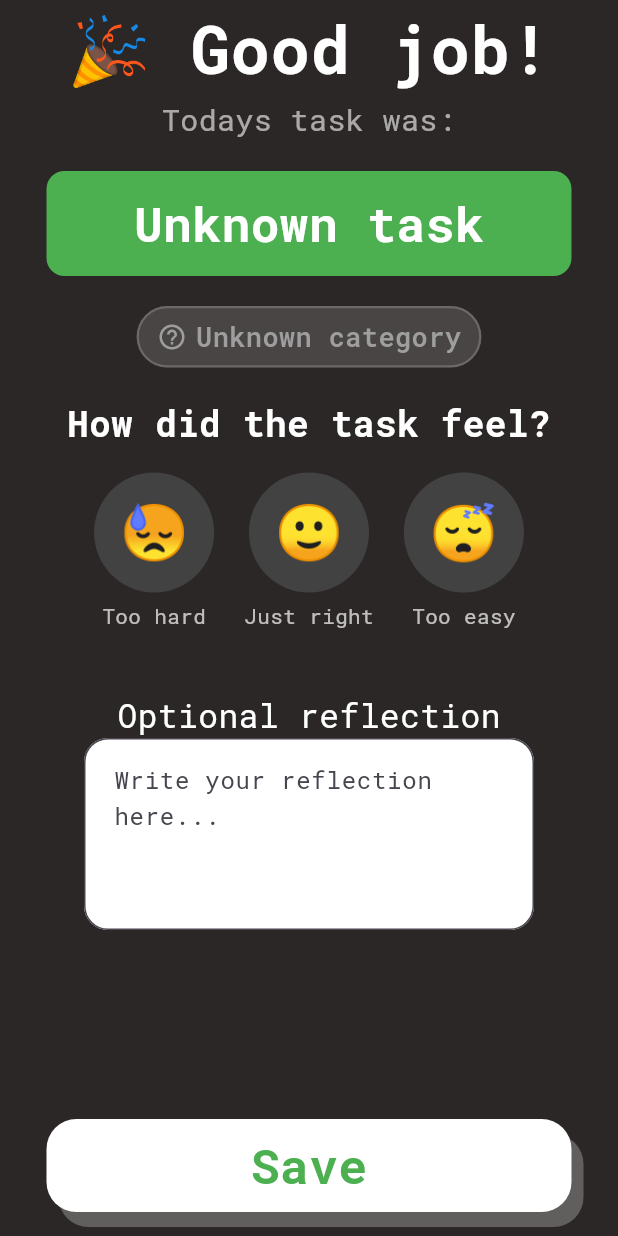
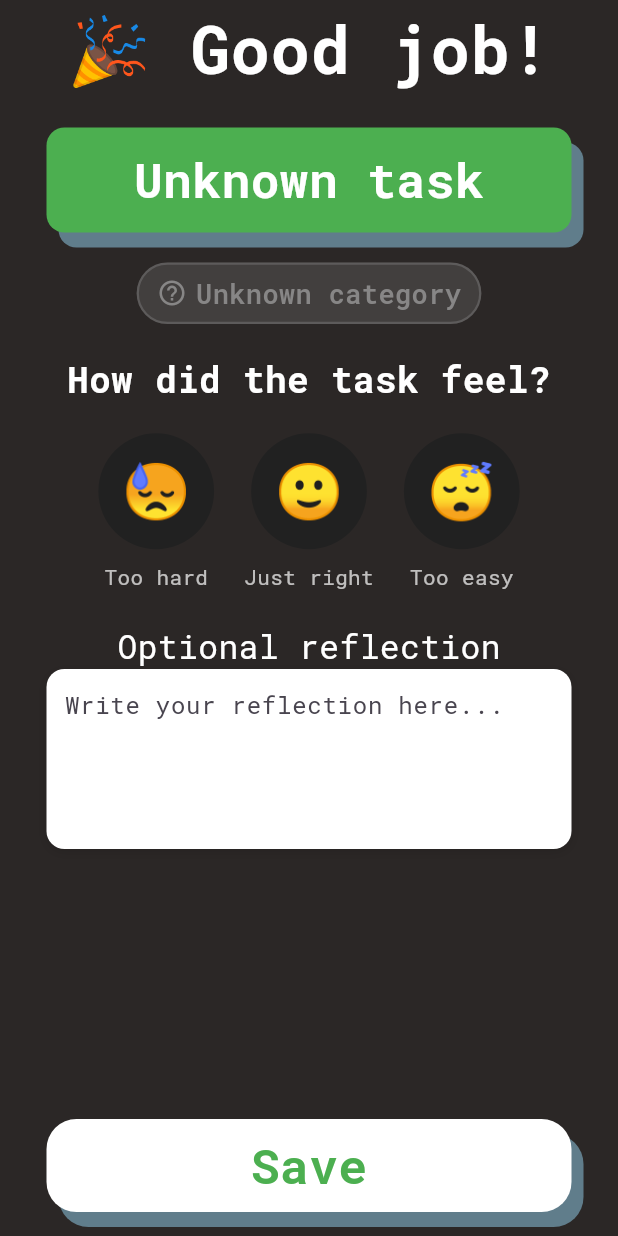
Before and after one commit to temevh/betterbrain, a Flutter app: the SuccessScreen screen opened by its route, on a phone screen of 412 x 824 dp. Run offline on Flutter 3.47's test engine with Material 3 defaults, Android fonts, the light colour scheme and no system bars; our stand-ins replace cloud_firestore, firebase_core, table_calendar; missing offline and left inert: dart:ffi; accounts and stored records are empty; generated files the repository leaves out were written again.

Commit message:
a bit nicer success screen i guess?

```diff
--- a/lib/buttons/save_btn.dart
+++ b/lib/buttons/save_btn.dart
@@ -41,7 +41,7 @@ class _SaveBtnState extends State<SaveBtn> {
             borderRadius: BorderRadius.circular(20),
             boxShadow: [
               BoxShadow(
-                color: const Color.fromARGB(255, 97, 94, 94),
+                color: Colors.blueGrey,
                 offset: _isPressed ? const Offset(2, 3) : const Offset(8, 10),
                 blurRadius: 0,
               ),
--- a/lib/screens/success_screen.dart
+++ b/lib/screens/success_screen.dart
@@ -97,6 +97,7 @@ class _SuccessScreenState extends State<SuccessScreen> {
                         fontWeight: FontWeight.bold,
                       ),
                     ),
+                    /*
                     Opacity(
                       opacity: 0.6,
                       child: const Text(
@@ -104,12 +105,19 @@ class _SuccessScreenState extends State<SuccessScreen> {
                         textAlign: TextAlign.center,
                         style: TextStyle(fontSize: 20),
                       ),
-                    ),
+                    ),*/
                     SizedBox(height: 20),
                     Container(
                       decoration: BoxDecoration(
                         color: Colors.green,
                         borderRadius: BorderRadius.all(Radius.circular(12)),
+                        boxShadow: [
+                          BoxShadow(
+                            color: Colors.blueGrey,
+                            offset: const Offset(8, 10),
+                            blurRadius: 0,
+                          ),
+                        ],
                       ),
                       width: 350,
                       child: Column(
@@ -129,7 +137,9 @@ class _SuccessScreenState extends State<SuccessScreen> {
                       ),
                     ),
                     SizedBox(height: 20),
-                    Container(
+                    Opacity(
+                      opacity: 0.8,
+                      child: Container(
                         padding: const EdgeInsets.symmetric(
                           horizontal: 12,
                           vertical: 6,
@@ -162,13 +172,14 @@ class _SuccessScreenState extends State<SuccessScreen> {
                           ],
                         ),
                       ),
+                    ),
                     const SizedBox(height: 20),
 
                     FeedbackRow(
                       selectedFeedback: selectedFeedback,
                       onFeedbackSelected: _onFeedbackSelected,
                     ),
-                    const SizedBox(height: 40),
+                    const SizedBox(height: 20),
                     Reflection(onChanged: _onReflectionTextChanged),
                   ],
                 ),
--- a/lib/widgets/Reflection.dart
+++ b/lib/widgets/Reflection.dart
@@ -17,21 +17,27 @@ class _ReflectionState extends State<Reflection> {
         const Text("Optional reflection", style: TextStyle(fontSize: 22)),
 
         Center(
-          child: SizedBox(
-            width: 300, // adjust width to make it narrower
+          child: Container(
+            width: 350,
+            decoration: BoxDecoration(
+              color: Colors.white,
+              borderRadius: BorderRadius.circular(12),
+              boxShadow: [
+                BoxShadow(
+                  color: Colors.black12,
+                  blurRadius: 6,
+                  offset: Offset(0, 2),
+                ),
+              ],
+            ),
             child: TextField(
-              decoration: InputDecoration(
-                contentPadding: const EdgeInsets.all(16),
-                border: OutlineInputBorder(
-                  borderRadius: BorderRadius.circular(16), // rounded corners
-                ),
-                hintText: 'Write your reflection here...',
-                filled: true,
-                fillColor: Colors.white,
+              maxLines: 4,
+              decoration: const InputDecoration(
+                border: InputBorder.none,
+                hintText: "Write your reflection here...",
+                contentPadding: EdgeInsets.all(12),
               ),
-              style: TextStyle(color: Colors.black),
               onChanged: widget.onChanged,
-              maxLines: 4,
             ),
           ),
         ),
--- a/lib/widgets/feedback_row.dart
+++ b/lib/widgets/feedback_row.dart
@@ -73,21 +73,25 @@ class _FeedbackButton extends StatelessWidget {
     return Column(
       children: [
         GestureDetector(
-          onTap: () {
-            onPressed(feedbackValue);
-          },
-          child: CircleAvatar(
-            radius: 40,
-            backgroundColor: isSelected ? Colors.white : Colors.grey[800],
-            child: Text(
-              emoji,
-              style: TextStyle(
-                fontSize: 36,
-                color: isSelected ? Colors.green[800] : Colors.white,
-              ),
+          onTap: () => onPressed(feedbackValue),
+          child: AnimatedContainer(
+            duration: const Duration(milliseconds: 200),
+            curve: Curves.easeOutBack,
+            transform: Matrix4.identity()..scale(isSelected ? 1.1 : 1.0),
+            decoration: BoxDecoration(
+              shape: BoxShape.circle,
+              color: isSelected
+                  ? Colors.greenAccent.withOpacity(0.2)
+                  : Colors.grey[900],
+              border: isSelected
+                  ? Border.all(color: Colors.greenAccent, width: 3)
+                  : null,
             ),
+            padding: const EdgeInsets.all(16),
+            child: Text(emoji, style: const TextStyle(fontSize: 36)),
           ),
         ),
+
         const SizedBox(height: 6),
         Text(
           label,
```
Lines whose indentation alone changed are shown as unchanged.
